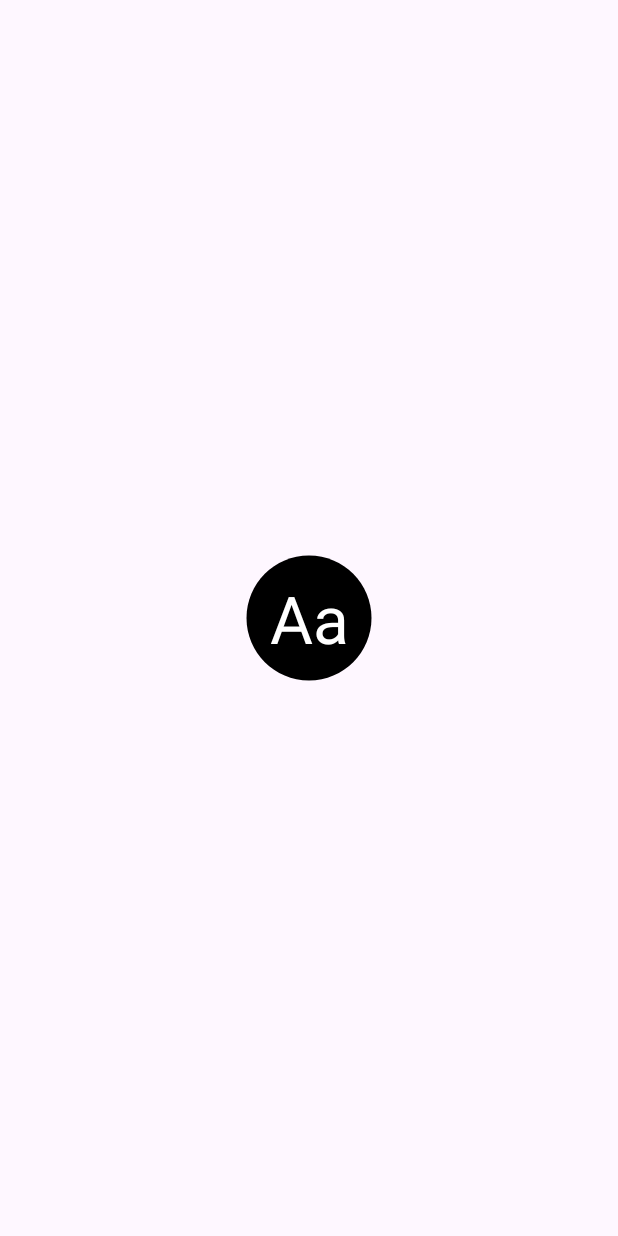
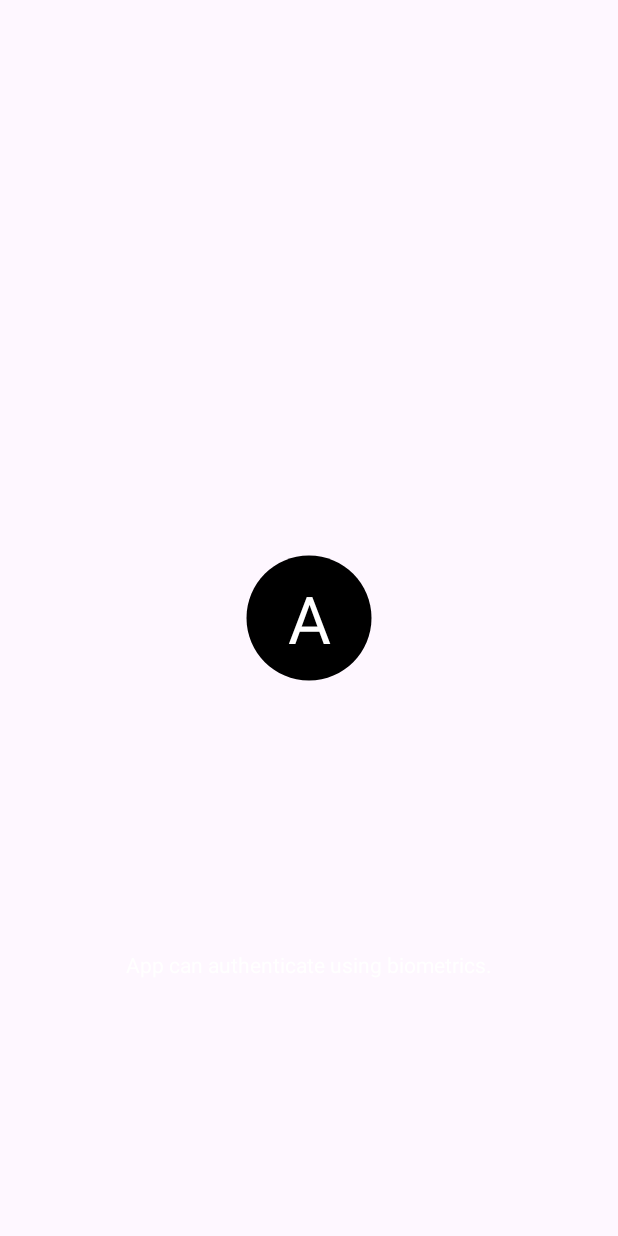
Before and after one commit to SalaSuresh/NoContacts, an Android app: the screen it shows after launch (MainActivity), on a phone screen of 412 x 824 dp. Run offline under Robolectric (Android 15) with nearby library versions, the phone set to English and light mode, and no system bars.

Commit message:
Added biometric

```diff
--- a/app/build.gradle
+++ b/app/build.gradle
@@ -40,4 +40,5 @@ dependencies {
     testImplementation 'junit:junit:4.13.2'
     androidTestImplementation 'androidx.test.ext:junit:1.1.5'
     androidTestImplementation 'androidx.test.espresso:espresso-core:3.5.1'
+    implementation "androidx.biometric:biometric-ktx:1.2.0-alpha05"
 }
--- a/app/src/main/AndroidManifest.xml
+++ b/app/src/main/AndroidManifest.xml
@@ -1,6 +1,8 @@
 <?xml version="1.0" encoding="utf-8"?>
 <manifest xmlns:android="http://schemas.android.com/apk/res/android"
     xmlns:tools="http://schemas.android.com/tools">
+
+    <uses-permission android:name="android.permission.USE_BIOMETRIC" />
 
     <application
         android:allowBackup="true"
--- a/app/src/main/java/com/suresh/nocontacts/MainActivity.kt
+++ b/app/src/main/java/com/suresh/nocontacts/MainActivity.kt
@@ -1,15 +1,103 @@
 package com.suresh.nocontacts
 
+import android.content.Intent
 import android.os.Bundle
+import android.provider.Settings
+import android.util.Log
 import android.widget.TextView
+import android.widget.Toast
 import androidx.appcompat.app.AppCompatActivity
-
+import androidx.biometric.BiometricManager
+import androidx.biometric.BiometricManager.Authenticators.BIOMETRIC_STRONG
+import androidx.biometric.BiometricManager.Authenticators.DEVICE_CREDENTIAL
+import androidx.biometric.BiometricPrompt
+import androidx.core.content.ContextCompat
 
 class MainActivity : AppCompatActivity() {
-    private lateinit var imageDemo: TextView
+    private lateinit var textInfo:TextView
     override fun onCreate(savedInstanceState: Bundle?) {
         super.onCreate(savedInstanceState)
         setContentView(R.layout.activity_main)
-        imageDemo = findViewById(R.id.imageDemo)
+        textInfo = findViewById(R.id.textInfo)
+        authenticateUser()
+    }
+
+    private fun authenticateUser() {
+        val executor = ContextCompat.getMainExecutor(this)
+        val biometricPrompt = BiometricPrompt(this, executor,
+            object : BiometricPrompt.AuthenticationCallback() {
+                override fun onAuthenticationError(
+                    errorCode: Int,
+                    errString: CharSequence,
+                ) {
+                    super.onAuthenticationError(errorCode, errString)
+                    Toast.makeText(applicationContext,
+                        "Authentication error: $errString", Toast.LENGTH_SHORT)
+                        .show()
+                }
+
+                override fun onAuthenticationSucceeded(
+                    result: BiometricPrompt.AuthenticationResult,
+                ) {
+                    super.onAuthenticationSucceeded(result)
+                    Toast.makeText(applicationContext,
+                        "Authentication succeeded!", Toast.LENGTH_SHORT)
+                        .show()
+                }
+
+                override fun onAuthenticationFailed() {
+                    super.onAuthenticationFailed()
+                    Toast.makeText(applicationContext, "Authentication failed",
+                        Toast.LENGTH_SHORT)
+                        .show()
+                }
+            })
+
+        val promptInfo = BiometricPrompt.PromptInfo.Builder()
+            .setTitle("Biometric login for my app")
+            .setSubtitle("Log in using your biometric credential")
+            .setNegativeButtonText("Use account password")
+            .build()
+        val biometricManager = BiometricManager.from(this)
+        when (biometricManager.canAuthenticate(BIOMETRIC_STRONG or DEVICE_CREDENTIAL)) {
+            BiometricManager.BIOMETRIC_SUCCESS -> {
+                Log.d("MY_APP_TAG", "App can authenticate using biometrics.")
+                textInfo.text = "App can authenticate using biometrics."
+                biometricPrompt.authenticate(promptInfo)
+            }
+
+            BiometricManager.BIOMETRIC_ERROR_NO_HARDWARE -> {
+                Log.e("MY_APP_TAG", "No biometric features available on this device.")
+                textInfo.text = "No biometric features available on this device."
+            }
+
+            BiometricManager.BIOMETRIC_ERROR_HW_UNAVAILABLE -> {
+                Log.e("MY_APP_TAG", "Biometric features are currently unavailable.")
+                textInfo.text = "Biometric features are currently unavailable."
+            }
+
+            BiometricManager.BIOMETRIC_ERROR_NONE_ENROLLED -> {
+                // Prompts the user to create credentials that your app accepts.
+                val enrollIntent = Intent(Settings.ACTION_BIOMETRIC_ENROLL).apply {
+                    putExtra(
+                        Settings.EXTRA_BIOMETRIC_AUTHENTICATORS_ALLOWED,
+                        BIOMETRIC_STRONG or DEVICE_CREDENTIAL
+                    )
+                }
+                startActivityForResult(enrollIntent, 100)
+            }
+
+            BiometricManager.BIOMETRIC_ERROR_SECURITY_UPDATE_REQUIRED -> {
+                textInfo.text = "BIOMETRIC_ERROR_SECURITY_UPDATE_REQUIRED"
+            }
+
+            BiometricManager.BIOMETRIC_ERROR_UNSUPPORTED -> {
+                textInfo.text = "BIOMETRIC_ERROR_UNSUPPORTED"
+            }
+
+            BiometricManager.BIOMETRIC_STATUS_UNKNOWN -> {
+                textInfo.text = "BIOMETRIC_STATUS_UNKNOWN"
+            }
+        }
     }
 }
--- a/app/src/main/res/layout/activity_main.xml
+++ b/app/src/main/res/layout/activity_main.xml
@@ -14,11 +14,21 @@
         android:textAlignment="center"
         android:gravity="center"
         android:textSize="44sp"
-        android:text="Aa"
+        android:text="A"
         android:textColor="@android:color/white"
         app:layout_constraintBottom_toBottomOf="parent"
         app:layout_constraintEnd_toEndOf="parent"
         app:layout_constraintStart_toStartOf="parent"
         app:layout_constraintTop_toTopOf="parent" />
 
+    <TextView
+        android:id="@+id/textInfo"
+        android:layout_width="wrap_content"
+        android:layout_height="wrap_content"
+        app:layout_constraintBottom_toBottomOf="parent"
+        app:layout_constraintEnd_toEndOf="parent"
+        app:layout_constraintStart_toStartOf="parent"
+        android:textColor="@android:color/white"
+        app:layout_constraintTop_toBottomOf="@+id/imageDemo" />
+
 </androidx.constraintlayout.widget.ConstraintLayout>
```
